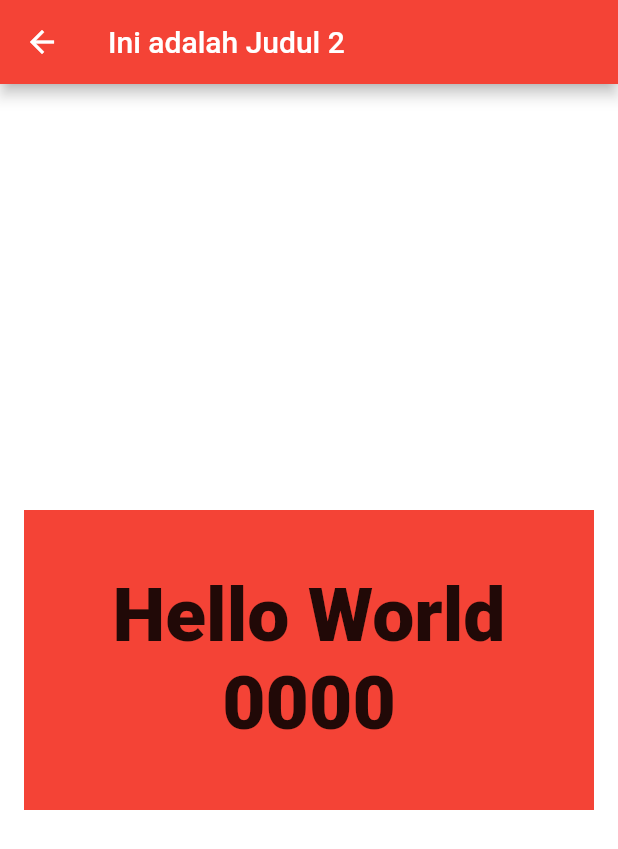
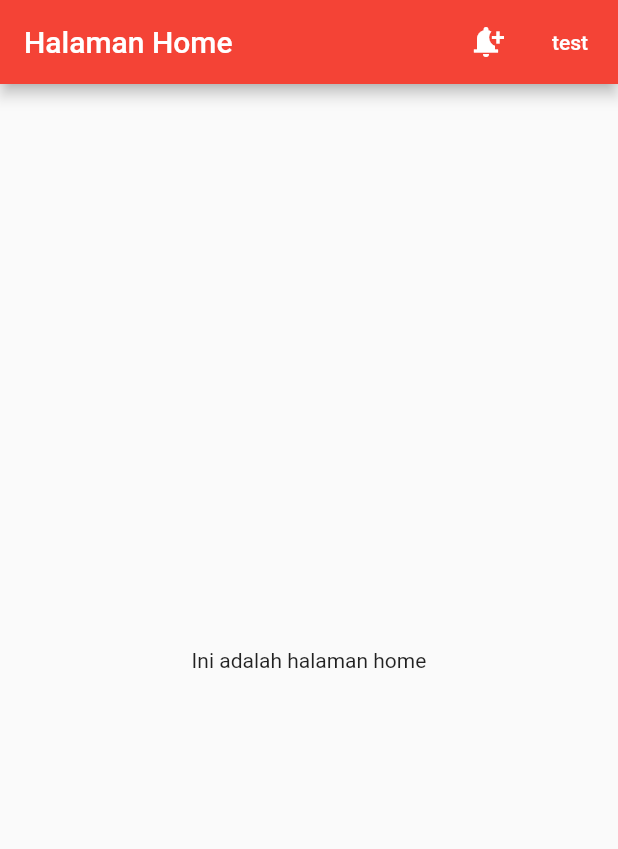
Before and after one commit to WildanSuyuti/learn_flutter_af, a Flutter app: the HomePage screen opened directly, on a phone screen of 412 x 824 dp. Shown: the top 849 px of the screen. Run offline on Flutter 3.47's test engine with Material 2 defaults, Android fonts, the phone set to English and light mode, and no system bars.

Commit message:
belajar appbar

```diff
--- a/lib/home_page.dart
+++ b/lib/home_page.dart
@@ -6,29 +6,31 @@ class HomePage extends StatelessWidget {
   @override
   Widget build(BuildContext context) {
     return Scaffold(
-      backgroundColor: Colors.white,
       appBar: AppBar(
-        title: const Text('Ini adalah Judul 2'),
+        title: const Text('Halaman Home'),
+        actions: [
+          IconButton(
+            onPressed: () {
+              debugPrint('Tombol telah di tekan');
+            },
+            icon: const Icon(Icons.notification_add),
+          ),
+          TextButton(
+            onPressed: onPressed,
+            child: const Text(
+              'test',
+              style: TextStyle(color: Colors.white),
+            ),
+          )
+        ],
       ),
-      body: Center(
-        child: Container(
-          margin: const EdgeInsets.all(16),
-          padding: const EdgeInsets.all(16),
-          width: MediaQuery.of(context).size.width,
-          height: 200,
-          color: Colors.red,
-          child: const Center(
-            child: Text(
-              'Hello World 0000',
-              textAlign: TextAlign.center,
-              style: TextStyle(
-                fontSize: 50,
-                fontWeight: FontWeight.w900,
-              ),
-            ),
-          ),
-        ),
+      body: const Center(
+        child: Text('Ini adalah halaman home'),
       ),
     );
   }
+
+  onPressed() {
+    debugPrint('Tombol telah di tekan');
+  }
 }
--- /dev/null
+++ b/lib/login_page.dart
@@ -0,0 +1,34 @@
+import 'package:flutter/material.dart';
+
+class HomePage extends StatelessWidget {
+  const HomePage({Key? key}) : super(key: key);
+
+  @override
+  Widget build(BuildContext context) {
+    return Scaffold(
+      backgroundColor: Colors.white,
+      appBar: AppBar(
+        title: const Text('Ini adalah Judul 2'),
+      ),
+      body: Center(
+        child: Container(
+          margin: const EdgeInsets.all(16),
+          padding: const EdgeInsets.all(16),
+          width: MediaQuery.of(context).size.width,
+          height: 200,
+          color: Colors.red,
+          child: const Center(
+            child: Text(
+              'Hello World 0000',
+              textAlign: TextAlign.center,
+              style: TextStyle(
+                fontSize: 50,
+                fontWeight: FontWeight.w900,
+              ),
+            ),
+          ),
+        ),
+      ),
+    );
+  }
+}
--- a/lib/main.dart
+++ b/lib/main.dart
@@ -1,4 +1,5 @@
 import 'package:flutter/material.dart';
+import 'package:learn_flutter/home_page.dart';
 
 void main() {
   runApp(const MyApp());
@@ -11,7 +12,8 @@ class MyApp extends StatelessWidget {
   Widget build(BuildContext context) {
     return MaterialApp(
       theme: ThemeData(primarySwatch: Colors.red),
-      home: const LoginPage(),
+      // home: const LoginPage(),
+      home: const HomePage(),
     );
   }
 }
```
Also changed, not shown: lib/sample.dart (+16 -3 lines).
